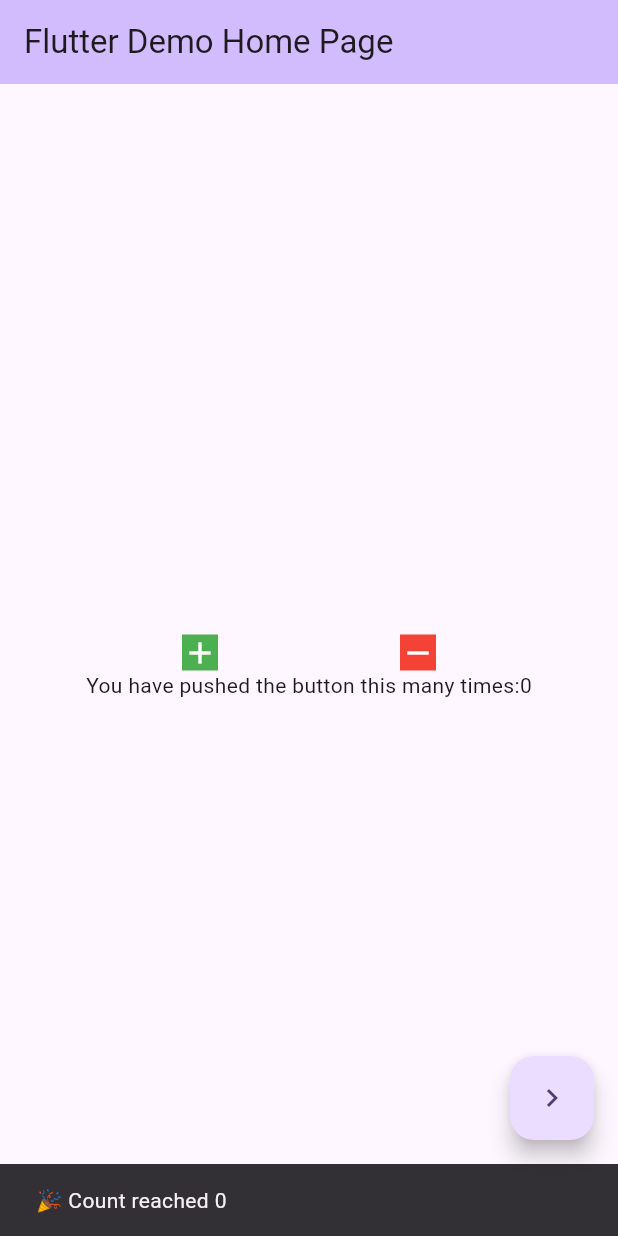
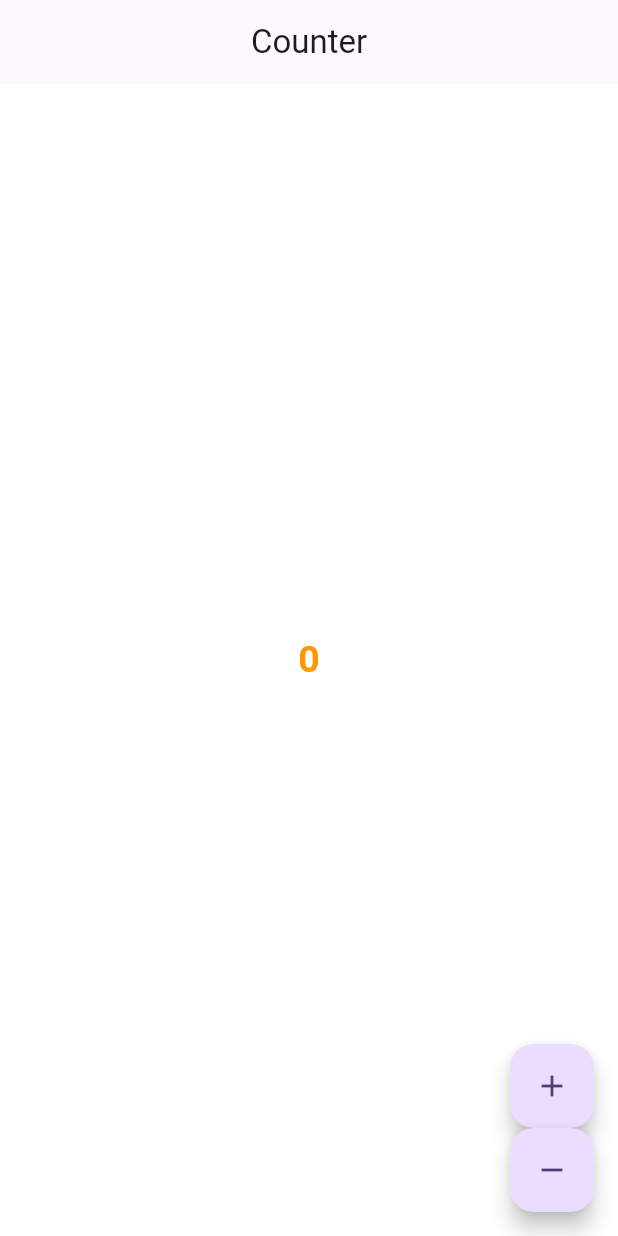
Before and after one commit to KenamSai/CounterBloc, a Flutter app: the screen it shows after launch, after a tap on the "add" icon, after a tap on the "remove" icon, on a phone screen of 412 x 824 dp. Run offline on Flutter 3.47's test engine with Material 3 defaults, Android fonts, the phone set to English and light mode, and no system bars; our stand-ins replace equatable, flutter_bloc.

Commit message:
counter with test cases

```diff
--- a/lib/bloc/counter_bloc.dart
+++ /dev/null
@@ -1,40 +0,0 @@
-import 'package:flutter_bloc/flutter_bloc.dart';
-import 'package:rxdart/rxdart.dart';
-
-sealed class CounterEvent {}
-
-final class IncrementPressed extends CounterEvent {}
-
-final class DecrementPressed extends CounterEvent {}
-
-class CounterBloc extends Bloc<CounterEvent, int> {
-  CounterBloc() : super(0) {
-    //Event handler
-    on<IncrementPressed>((event, emit) {
-      // addError("Error Occured bro-----");
-      emit(state + 1);
-    },
-    // transformer: (events, mapper) {
-    //   return events
-    //       .doOnData((event) => print("Event: $mapper"))
-    //       .debounceTime(const Duration(seconds: 1))
-    //       .flatMap(mapper);
-    // }
-    );
-
-    on<DecrementPressed>((event, emit) {
-      emit(state - 1);
-    });
-  }
-  // @override
-  // void onTransition(Transition<CounterEvent, int> transition) {
-  //   print("$transition");
-  //   super.onTransition(transition);
-  // }
-
-  @override
-  void onError(Object error, StackTrace stackTrace) {
-    print("Locall********");
-    super.onError(error, stackTrace);
-  }
-}
--- a/lib/bloc_observer.dart
+++ /dev/null
@@ -1,23 +0,0 @@
-import 'package:flutter_bloc/flutter_bloc.dart';
-
-class LogBlocObserver extends BlocObserver {
-  @override
-  void onChange(BlocBase bloc, Change change) {
-    super.onChange(bloc, change);
-    if (bloc is Cubit) {
-      print("1${bloc.runtimeType} --- ${change}");
-    }
-  }
-
-  @override
-  void onError(BlocBase bloc, Object error, StackTrace stackTrace) {
-    super.onError(bloc, error, stackTrace);
-    print("${bloc.runtimeType} --- ${error},---- ${stackTrace}");
-  }
-
-  @override
-  void onTransition(Bloc bloc, Transition transition) {
-    print("log$transition");
-    super.onTransition(bloc, transition);
-  }
-}
--- a/lib/cubit/counter_cubit.dart
+++ /dev/null
@@ -1,26 +0,0 @@
-import 'package:flutter_bloc/flutter_bloc.dart';
-
-class CounterCubit extends Cubit<int> {
-  CounterCubit({required int initialState}) : super(initialState);
-  void increment() {
-    addError("Error----",StackTrace.current);
-    emit(state + 1);
-  }
-
-  void decrement() {
-    if (state >= 1) {
-      emit(state - 1);
-    }
-  }
-
-  @override
-  void onError(Object error, StackTrace stackTrace) {
-    super.onError(error, stackTrace);
-    print("error ---$error, ---- $stackTrace");
-  }
-  // @override
-  // void onChange(Change<int> change) {
-  //   super.onChange(change);
-  //   print(change);
-  // }
-}
--- a/lib/home_page.dart
+++ /dev/null
@@ -1,136 +0,0 @@
-import 'package:counterappblocpackg/bloc/counter_bloc.dart';
-import 'package:counterappblocpackg/bloc_observer.dart';
-import 'package:counterappblocpackg/cubit/counter_cubit.dart';
-import 'package:flutter/material.dart';
-import 'package:flutter_bloc/flutter_bloc.dart';
-
-class MyHomePage extends StatefulWidget {
-  const MyHomePage({super.key, required this.title});
-
-  final String title;
-
-  @override
-  State<MyHomePage> createState() => _MyHomePageState();
-}
-
-class _MyHomePageState extends State<MyHomePage> {
-  @override
-  void initState() {
-    super.initState();
-  }
-
-  @override
-  Widget build(BuildContext mainContext) {
-    // final cubit = CounterCubit(initialState: 69);
-    // final bloc = CounterBloc();
-    return BlocProvider(
-      create: (context) => CounterBloc(),
-      child: Builder(builder: (ctx) {
-        //context cannot found bloc as its create after create,but context is of build which is before that
-        return Scaffold(
-          appBar: AppBar(
-            backgroundColor: Theme.of(context).colorScheme.inversePrimary,
-            title: Text(widget.title),
-          ),
-          body: Center(
-            child: Column(
-              mainAxisAlignment: MainAxisAlignment.center,
-              children: <Widget>[
-                const SizedBox(
-                  height: 10,
-                ),
-                Row(
-                  mainAxisAlignment: MainAxisAlignment.spaceEvenly,
-                  children: [
-                    GestureDetector(
-                      onTap: () {
-                        print(
-                            "--main ${mainContext.hashCode} ,----${ctx.hashCode}");
-                        // cubit.increment();
-                        ctx.read<CounterBloc>().add(IncrementPressed());
-                      },
-                      child: Container(
-                        color: Colors.green,
-                        child: const Icon(
-                          Icons.add,
-                          color: Colors.white,
-                        ),
-                      ),
-                    ),
-                    GestureDetector(
-                      onTap: () {
-                        // cubit.decrement();
-                        ctx.read<CounterBloc>().add(DecrementPressed());
-                      },
-                      child: Container(
-                        color: Colors.red,
-                        child: const Icon(
-                          Icons.remove,
-                          color: Colors.white,
-                        ),
-                      ),
-                    )
-                  ],
-                ),
-                // StreamBuilder(
-                //   stream: bloc.stream,
-                //   initialData: bloc.state,
-                //   builder: (context, snapshot) {
-                //     if (!snapshot.hasData) {
-                //       return const CircularProgressIndicator();
-                //     }
-                //     return Text(
-                //       'You have pushed the button this many times:${snapshot.data}',
-                //     );
-                //   },
-                // ),
-                // BlocBuilder<CounterBloc, int>(
-                //  // buildWhen: (previous, current) => current % 2 == 0,
-                //   builder: (ctx, state) {
-                //     return Text(
-                //       'You have pushed the button this many times:$state',
-                //     );
-                //   },
-                // ),
-
-                BlocListener<CounterBloc, int>(
-                  listenWhen: (previous, current) =>
-                      previous != current && current % 5 == 0,
-                  listener: (context, state) {
-                    ScaffoldMessenger.of(context).showSnackBar(
-                      SnackBar(
-                        content: Text("🎉 Count reached $state"),
-                        duration: const Duration(seconds: 2),
-                      ),
-                    );
-                  },
-                  child: BlocSelector<CounterBloc, int, int?>(
-                    selector: (count) => count % 2 == 0 ? count : null,
-                    builder: (ctx, count) {
-                      if (count == null) {
-                        return const CircularProgressIndicator();
-                      }
-                      return Text(
-                        'You have pushed the button this many times:$count',
-                      );
-                    },
-                  ),
-                )
-              ],
-            ),
-          ),
-          floatingActionButton: FloatingActionButton(
-            onPressed: () {
-              // Navigator.of(context).push(
-              //   MaterialPageRoute(
-              //     builder: (context) => const IncDec(),
-              //   ),
-              // );
-            },
-            child: const Icon(Icons.navigate_next),
-          ),
-        );
-      }),
-    );
-  }
-}
--- a/lib/main.dart
+++ b/lib/main.dart
@@ -1,11 +1,10 @@
-import 'package:counterappblocpackg/bloc_observer.dart';
-import 'package:counterappblocpackg/home_page.dart';
+import 'package:counterappblocpackg/presentation/pages/counter_page.dart';
 import 'package:counterappblocpackg/test.dart';
 import 'package:flutter/material.dart';
 import 'package:flutter_bloc/flutter_bloc.dart';
 
 void main() {
-  Bloc.observer = LogBlocObserver();
+  // Bloc.observer = LogBlocObserver();
   runApp(const MyApp());
 }
 
@@ -21,8 +20,7 @@ class MyApp extends StatelessWidget {
         colorScheme: ColorScheme.fromSeed(seedColor: Colors.deepPurple),
         useMaterial3: true,
       ),
-     // home: const Testing()
-      home:const MyHomePage(title: 'Flutter Demo Home Page'),
+      home: CounterPage(),
     );
   }
 }
--- /dev/null
+++ b/lib/presentation/bloc/counter_bloc/counter_bloc.dart
@@ -0,0 +1,24 @@
+import 'package:equatable/equatable.dart';
+import 'package:flutter/material.dart';
+import 'package:flutter_bloc/flutter_bloc.dart';
+part 'counter_event.dart';
+part 'counter_state.dart';
+
+class CounterBloc extends Bloc<CounterEvent, CounterState> {
+  CounterBloc() : super(CounterInitial()) {
+    on<CounterIncrementPressed>((event, emit) {
+      final currentCount =
+          state is CounterLoaded ? (state as CounterLoaded).count : 0;
+      emit(CounterLoaded(currentCount + 1));
+    });
+    on<CounterDecrementPressed>((event, emit) {
+      final currentCount =
+          state is CounterLoaded ? (state as CounterLoaded).count : 0;
+      if (currentCount > 0) {
+        emit(CounterLoaded(currentCount - 1));
+      } else {
+        emit(CounterError("Hey Number cannot be less than zero!!!"));
+      }
+    });
+  }
+}
--- /dev/null
+++ b/lib/presentation/bloc/counter_bloc/counter_event.dart
@@ -0,0 +1,8 @@
+part of 'counter_bloc.dart';
+
+@immutable
+sealed class CounterEvent {}
+
+final class CounterIncrementPressed extends CounterEvent {}
+
+final class CounterDecrementPressed extends CounterEvent {}
--- /dev/null
+++ b/lib/presentation/bloc/counter_bloc/counter_state.dart
@@ -0,0 +1,21 @@
+part of 'counter_bloc.dart';
+
+@immutable
+sealed class CounterState extends Equatable {
+  @override
+  List<Object> get props => [];
+}
+
+final class CounterInitial extends CounterState {}
+
+final class CounterLoaded extends CounterState {
+  final int count;
+  CounterLoaded(this.count);
+  @override
+  List<Object> get props => [count];
+}
+
+final class CounterError extends CounterState {
+  final String message;
+  CounterError(this.message);
+}
--- /dev/null
+++ b/lib/presentation/pages/counter_page.dart
@@ -0,0 +1,84 @@
+import 'package:counterappblocpackg/presentation/bloc/counter_bloc/counter_bloc.dart';
+import 'package:flutter/material.dart';
+import 'package:flutter_bloc/flutter_bloc.dart';
+
+class CounterPage extends StatefulWidget {
+  const CounterPage({super.key});
+
+  @override
+  State<CounterPage> createState() => _CounterPageState();
+}
+
+class _CounterPageState extends State<CounterPage> {
+  @override
+  Widget build(BuildContext context) {
+    return BlocProvider<CounterBloc>(
+      create: (context) => CounterBloc(),
+      child: Builder(
+        builder: (context) {
+          return Scaffold(
+            appBar: AppBar(
+              title: const Text("Counter"),
+              centerTitle: true,
+            ),
+            body: Container(
+              width: double.infinity,
+              height: double.infinity,
+              color: Colors.white,
+              child: Center(
+                child: BlocBuilder<CounterBloc, CounterState>(
+                  builder: (context, CounterState state) {
+                    if (state is CounterInitial) {
+                      return const Text(
+                        "0",
+                        style: TextStyle(
+                            fontSize: 25,
+                            fontWeight: FontWeight.bold,
+                            color: Colors.orange),
+                      );
+                    }
+                    if (state is CounterLoaded) {
+                      return Text(
+                        "${state.count}",
+                        style: const TextStyle(
+                            fontSize: 25,
+                            fontWeight: FontWeight.bold,
+                            color: Colors.orange),
+                      );
+                    }
+                    if (state is CounterError) {
+                      return Text(state.message);
+                    }
+                    return const SizedBox.shrink();
+                  },
+                ),
+              ),
+            ),
+            floatingActionButton: Column(
+              mainAxisAlignment: MainAxisAlignment.end,
+              crossAxisAlignment: CrossAxisAlignment.end,
+              children: [
+                FloatingActionButton(
+                  onPressed: () {
+                    context.read<CounterBloc>().add(
+                          CounterIncrementPressed(),
+                        );
+                  },
+                  child: const Icon(Icons.add),
+                ),
+                FloatingActionButton(
+                  onPressed: () {
+                    context.read<CounterBloc>().add(
+                          CounterDecrementPressed(),
+                        );
+                  },
+                  child: const Icon(Icons.remove),
+                ),
+              ],
+            ),
+          );
+        },
+      ),
+    );
+  }
+}
--- a/lib/test.dart
+++ b/lib/test.dart
@@ -11,13 +11,12 @@ class Testing extends StatefulWidget {
 class _TestingState extends State<Testing> {
   Future<void> loadData() async {
     print("Load Data Called");
-    Future.delayed(const Duration(seconds: 5)).then(
+    await Future.delayed(const Duration(seconds: 15)).then(
       (value) {
-        print("5 seconds completed");
+        print("$value seconds completed");
       },
     );
     print("---------------------1");
-
   }
 
   @override
@@ -28,7 +27,7 @@ class _TestingState extends State<Testing> {
           mainAxisAlignment: MainAxisAlignment.center,
           children: [
             ElevatedButton(
-              onPressed: () async {
+              onPressed: () {
                 // print("Hello1");
                 // await Future.delayed(const Duration(seconds: 2)).then(
                 //   (value) {
@@ -38,8 +37,11 @@ class _TestingState extends State<Testing> {
 
                 // print("Hello3");
 
-                loadData();
-                print("------Sync-----");
+                //  await loadData();
+                for (int i = 0; i < 500000000; i++) {
+                  double x = i * 3.14159; // heavier operation
+                }
+                print("Done");
               },
               child: const Text("Start Async Task"),
             ),
--- a/pubspec.yaml
+++ b/pubspec.yaml
@@ -35,8 +35,10 @@ dependencies:
   # The following adds the Cupertino Icons font to your application.
   # Use with the CupertinoIcons class for iOS style icons.
   cupertino_icons: ^1.0.2
-  flutter_bloc: ^8.1.3
+  flutter_bloc: ^9.1.1
   rxdart: ^0.28.0
+  bloc_test: ^10.0.0
+  equatable: ^2.0.7
 
 dev_dependencies:
   flutter_test:
```
Also changed, not shown: pubspec.lock, 1 other file.
